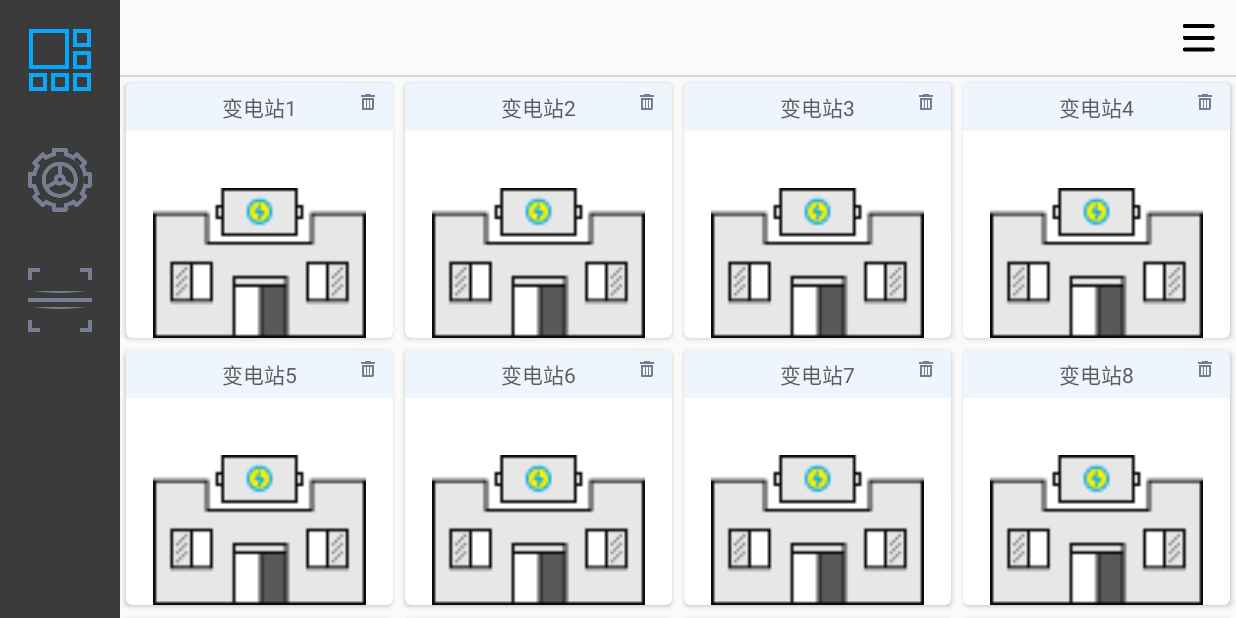
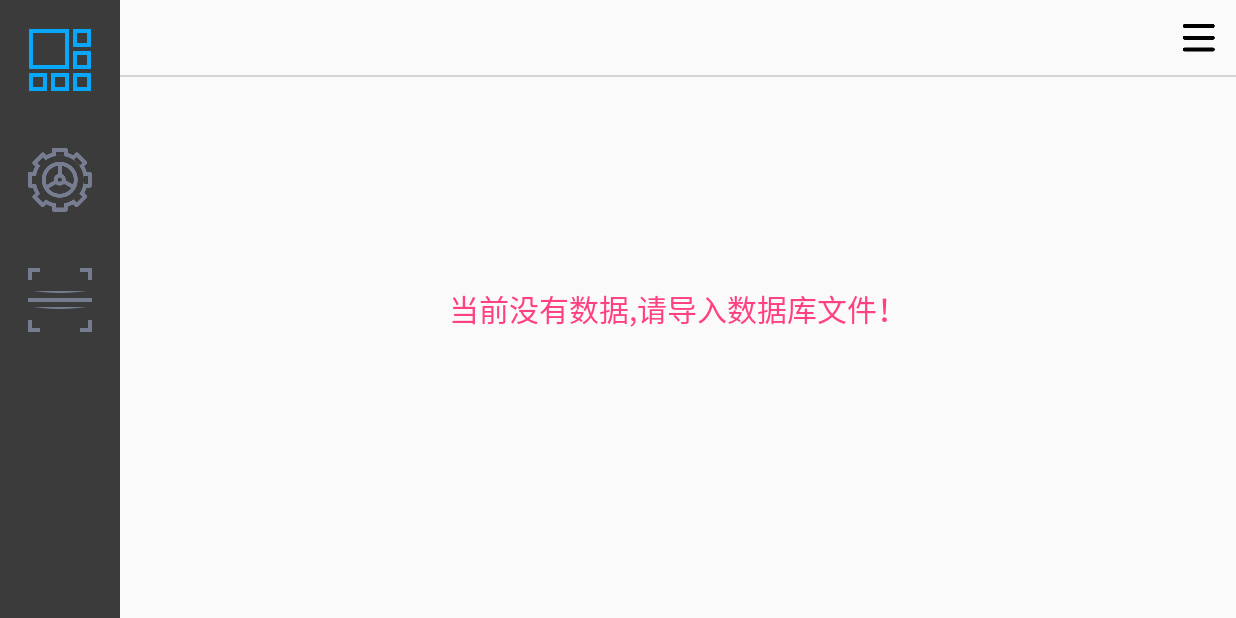
Before and after one commit to chenguo4930/biaoqian, an Android app: the BiaoQianActivity screen opened directly, with no data from a screen before it, after a tap on an icon or button, on a phone screen of 824 x 412 dp (held sideways). Run offline under Robolectric (Android 15) with nearby library versions, the phone set to English and light mode, and no system bars; our stand-ins replace RxJava; libraries missing offline, so code that uses them is left out: com.github.ikidou.fragmentBackHandler, me.weyye.hipermission; 1 statement that could not run was skipped.

Commit message:
读取数据库文件，并显示

```diff
--- /dev/null
+++ b/app/src/main/java/com/shenrui/label/biaoqian/constrant/AllSubStation.kt
@@ -0,0 +1,12 @@
+package com.shenrui.label.biaoqian.constrant
+
+import com.luckongo.tthd.mvp.model.bean.SubStation
+
+/**
+ * Created by cheng on 2018/3/12.
+ */
+class AllSubStation {
+    companion object {
+        var subStation : List<SubStation>? = null
+    }
+}
--- a/app/src/main/java/com/shenrui/label/biaoqian/ui/activity/BiaoQianActivity.kt
+++ b/app/src/main/java/com/shenrui/label/biaoqian/ui/activity/BiaoQianActivity.kt
@@ -51,6 +51,11 @@ class BiaoQianActivity : BaseActivity<BiaoQianContract.View,
     }
 
     override fun initData() {
+        if (mHomeFragment == null) {
+            mHomeFragment = HomeFragment()
+        }
+        supportFragmentManager.beginTransaction().replace(R.id.content_frame, mHomeFragment).commit()
+        setHomePressed()
     }
 
     override fun initListener() {
--- a/app/src/main/java/com/shenrui/label/biaoqian/ui/fragment/HomeFragment.kt
+++ b/app/src/main/java/com/shenrui/label/biaoqian/ui/fragment/HomeFragment.kt
@@ -3,11 +3,13 @@ package com.shenrui.label.biaoqian.ui.fragment
 import android.os.Bundle
 import android.support.v7.widget.GridLayoutManager
 import android.view.LayoutInflater
+import android.view.View
 import android.view.ViewGroup
 import android.widget.PopupWindow
 import android.widget.TextView
 import com.luckongo.tthd.mvp.model.bean.SubStation
 import com.shenrui.label.biaoqian.R
+import com.shenrui.label.biaoqian.constrant.AllSubStation
 import com.shenrui.label.biaoqian.mvp.base.BaseFragment
 import com.shenrui.label.biaoqian.ui.adapter.HomeGridListAdapter
 import kotlinx.android.synthetic.main.fragment_home.*
@@ -22,7 +24,6 @@ class HomeFragment : BaseFragment() {
     private var mParam2: String? = null
 
     private lateinit var mGridManager: GridLayoutManager
-    private lateinit var mDataList: ArrayList<SubStation>
     private lateinit var mAdapter: HomeGridListAdapter
 
     companion object {
@@ -54,19 +55,20 @@ class HomeFragment : BaseFragment() {
     }
 
     override fun lazyLoad() {
-        getData()
+
+        if (AllSubStation.subStation == null || AllSubStation.subStation!!.isEmpty()) {
+            toast("当前没有数据")
+            tv_empty.visibility = View.VISIBLE
+        } else {
             mGridManager = GridLayoutManager(activity, HomeGridListAdapter.SPAN_COUNT_FOUR)
-        mAdapter = HomeGridListAdapter(mDataList, mGridManager, object : HomeGridListAdapter.StationClickListener {
+            mAdapter = HomeGridListAdapter(AllSubStation.subStation!!, mGridManager, object : HomeGridListAdapter.StationClickListener {
                 override fun onDeleteItemClick(item: SubStation) {
                     toast("删除变电站${item.sub_name}")
                 }
 
                 override fun onStationItemClick(name: String) {
                     toast("变电站名称$name")
-                activity?.supportFragmentManager?.beginTransaction()?.
-                        add(R.id.content_frame, TestFragment())?.
-                        addToBackStack("TestFragment")?.
-                        commit()
+                    activity?.supportFragmentManager?.beginTransaction()?.add(R.id.content_frame, TestFragment())?.addToBackStack("TestFragment")?.commit()
                 }
             })
 
@@ -75,8 +77,14 @@ class HomeFragment : BaseFragment() {
                 adapter = mAdapter
             }
 
+            tv_empty.visibility = View.GONE
+        }
         img_menu.setOnClickListener {
+            if (AllSubStation.subStation == null || AllSubStation.subStation!!.isEmpty()) {
+                toast("当前没有数据")
+            } else {
                 showMenu()
+            }
         }
 
     }
@@ -124,14 +132,14 @@ class HomeFragment : BaseFragment() {
         mAppBasePopupWindow.showAsDropDown(img_menu)
     }
 
-    private fun getData() {
-        var i = 0
-        mDataList = ArrayList()
-        while (i < 30) {
-            i++
-            mDataList.add(SubStation("变电站$i", 1, 831,
-                    1, "SCBDZ",""))
-        }
-    }
+//    private fun getData() {
+//        var i = 0
+//        mDataList = ArrayList()
+//        while (i < 30) {
+//            i++
+//            mDataList.add(SubStation("变电站$i", 1, 831,
+//                    1, "SCBDZ",""))
+//        }
+//    }
 
 }
--- a/app/src/main/res/layout/fragment_home.xml
+++ b/app/src/main/res/layout/fragment_home.xml
@@ -31,4 +31,13 @@
         android:layout_height="match_parent"
         android:layout_below="@+id/line" />
 
+    <TextView
+        android:id="@+id/tv_empty"
+        android:layout_width="wrap_content"
+        android:layout_height="wrap_content"
+        android:layout_centerInParent="true"
+        android:text="@string/no_data"
+        android:textColor="@color/colorAccent"
+        android:textSize="20dp"
+        android:visibility="gone" />
 </RelativeLayout>
--- a/app/src/main/res/values/strings.xml
+++ b/app/src/main/res/values/strings.xml
@@ -6,4 +6,5 @@
     <string name="btn_home">首页</string>
     <string name="btn_setting">设置</string>
     <string name="btn_scan">扫码</string>
+    <string name="no_data">当前没有数据,请导入数据库文件！</string>
 </resources>
```
Also changed, not shown: app/src/main/java/com/shenrui/label/biaoqian/ui/activity/MainActivity.kt (+4 -3 lines). Lines whose indentation alone changed are shown as unchanged.
